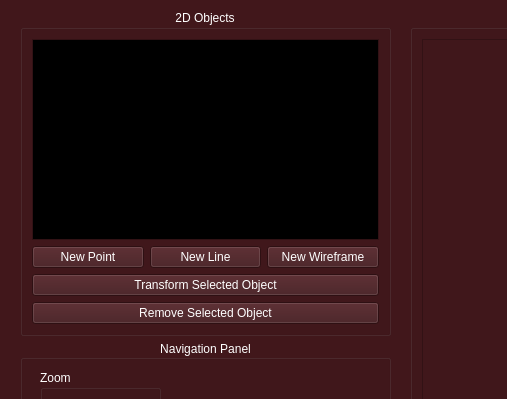
This is SGI/view/screens/main.ui in JVSutter/Sistema-Grafico-Interativo as Qt 5 draws it before an edit; both pictures show x 0 to 507 and y 0 to 399 of the 914 by 705 pixel window. The edited form follows.
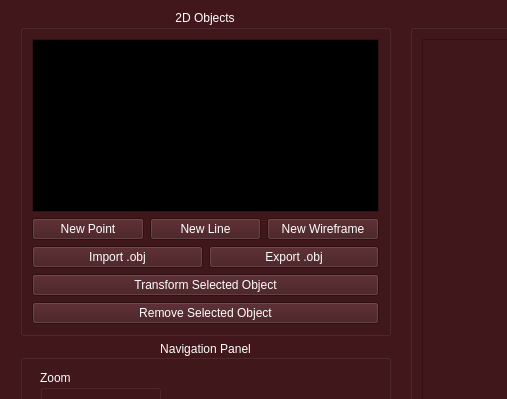
This is the edited form. Icons and pictures are not drawn.

```diff
--- a/SGI/view/screens/main.ui
+++ b/SGI/view/screens/main.ui
@@ -685,6 +685,24 @@
         </item>
        </layout>
       </item>
+      <item>
+       <layout class="QHBoxLayout" name="horizontalLayout_6">
+        <item>
+         <widget class="QPushButton" name="importButton">
+          <property name="text">
+           <string>Import .obj</string>
+          </property>
+         </widget>
+        </item>
+        <item>
+         <widget class="QPushButton" name="exportButton">
+          <property name="text">
+           <string>Export .obj</string>
+          </property>
+         </widget>
+        </item>
+       </layout>
+      </item>
       <item>
        <widget class="QPushButton" name="transformObject">
         <property name="cursor">
```
